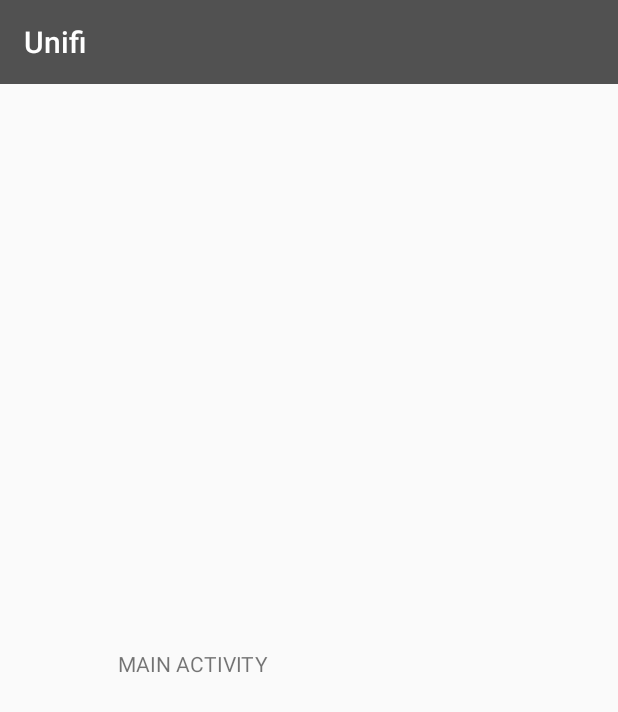
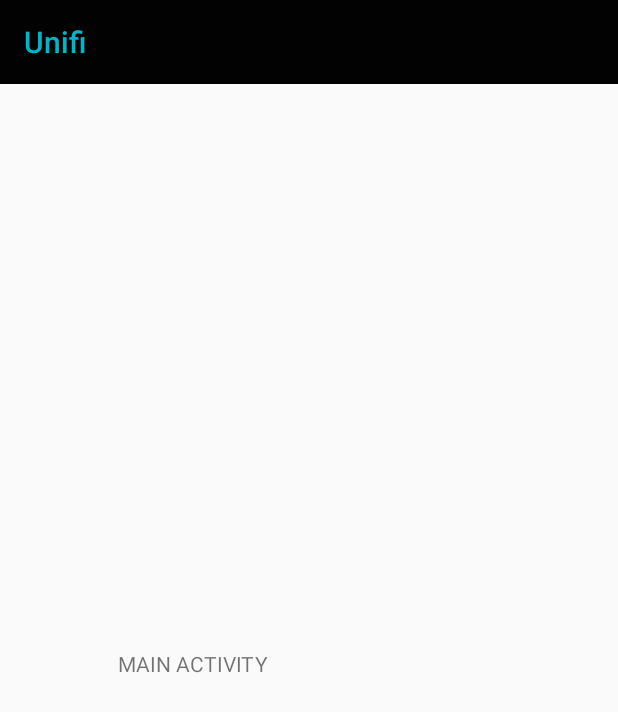
Before and after one commit to mooshaa/Unifi, an Android app: the screen it shows after launch once a user with an empty profile is signed in (UnifiActivity), on a phone screen of 412 x 824 dp. Shown: the top 712 px of the screen. Run offline under Robolectric (Android 15) with nearby library versions, the phone set to English and light mode, and no system bars; our stand-ins replace Firebase (no records; nobody signed in at launch, a user with empty details on screens opened directly).

Commit message:
color changes and new login activity

```diff
--- a/app/build.gradle
+++ b/app/build.gradle
@@ -5,7 +5,7 @@ android {
     compileSdkVersion 28
     defaultConfig {
         applicationId "com.unifi.comp590.unifi"
-        minSdkVersion 15
+        minSdkVersion 21
         targetSdkVersion 28
         versionCode 1
         versionName "1.0"
--- a/app/src/main/AndroidManifest.xml
+++ b/app/src/main/AndroidManifest.xml
@@ -25,7 +25,9 @@
                 <category android:name="android.intent.category.LAUNCHER" />
             </intent-filter>
         </activity>
-        <activity android:name=".UnifyLoginActivity"></activity>
+        <activity android:name=".UnifyLoginActivity" />
+        <activity android:name=".NewAccountActivity"
+            android:parentActivityName=".UnifyLoginActivity"></activity>
     </application>
 
 </manifest>
--- a/app/src/main/java/com/unifi/comp590/unifi/UnifiActivity.java
+++ b/app/src/main/java/com/unifi/comp590/unifi/UnifiActivity.java
@@ -10,8 +10,8 @@ import com.google.firebase.auth.FirebaseUser;
 
 public class UnifiActivity extends AppCompatActivity {
 
-    FirebaseAuth mAuth;
-    Toolbar mToolbar;
+    private FirebaseAuth mAuth;
+    private Toolbar mToolbar;
 
     @Override
     protected void onCreate(Bundle savedInstanceState) {
@@ -20,7 +20,7 @@ public class UnifiActivity extends AppCompatActivity {
         mAuth = FirebaseAuth.getInstance();
         mToolbar = (Toolbar) findViewById(R.id.activity_unify_toolbar);
         setSupportActionBar(mToolbar);
-        getSupportActionBar().setTitle(R.string.app_name);
+        getSupportActionBar().setTitle("Unifi");
     }
 
     @Override
--- a/app/src/main/res/layout/toolbar_main.xml
+++ b/app/src/main/res/layout/toolbar_main.xml
@@ -1,10 +1,12 @@
 <?xml version="1.0" encoding="utf-8"?>
 <android.support.v7.widget.Toolbar xmlns:android="http://schemas.android.com/apk/res/android"
+    xmlns:app="http://schemas.android.com/apk/res-auto"
     xmlns:tools="http://schemas.android.com/tools"
     android:id="@+id/toolbar_main"
     android:layout_width="match_parent"
     android:layout_height="wrap_content"
-    android:background="@color/colorPrimary"
-    android:theme="@style/ThemeOverlay.AppCompat.Dark.ActionBar">
+    android:background="@color/colorPrimaryDark"
+    android:theme="@style/ThemeOverlay.AppCompat.Dark.ActionBar"
+    app:titleTextColor="@color/colorAccent">
 
 </android.support.v7.widget.Toolbar>
--- a/app/src/main/res/values/colors.xml
+++ b/app/src/main/res/values/colors.xml
@@ -1,6 +1,6 @@
 <?xml version="1.0" encoding="utf-8"?>
 <resources>
-    <color name="colorPrimary">#515151</color>
-    <color name="colorPrimaryDark">#232323</color>
+    <color name="colorPrimary">#232323</color>
+    <color name="colorPrimaryDark">#020202</color>
     <color name="colorAccent">#01b6cb</color>
 </resources>
--- a/app/src/main/res/values/strings.xml
+++ b/app/src/main/res/values/strings.xml
@@ -1,7 +1,10 @@
 <resources>
     <string name="app_name">Unifi</string>
     <string name="old_account">Already have an account?</string>
+    <string name="new_account">Don\'t have an account?</string>
     <string name="email">Email</string>
     <string name="email_password">Password</string>
     <string name="sign_in">Sign in</string>
+    <string name="sign_up">Sign up</string>
+    <string name="sign_up_name">Name</string>
 </resources>
```
Also changed, not shown: app/src/main/java/com/unifi/comp590/unifi/NewAccountActivity.java (added, +21 -0 lines), app/src/main/java/com/unifi/comp590/unifi/UnifyLoginActivity.java (+19 -3 lines), app/src/main/res/layout/activity_new_account.xml (added, +68 -0 lines), app/src/main/res/layout/activity_unify_login.xml (+9 -6 lines).
